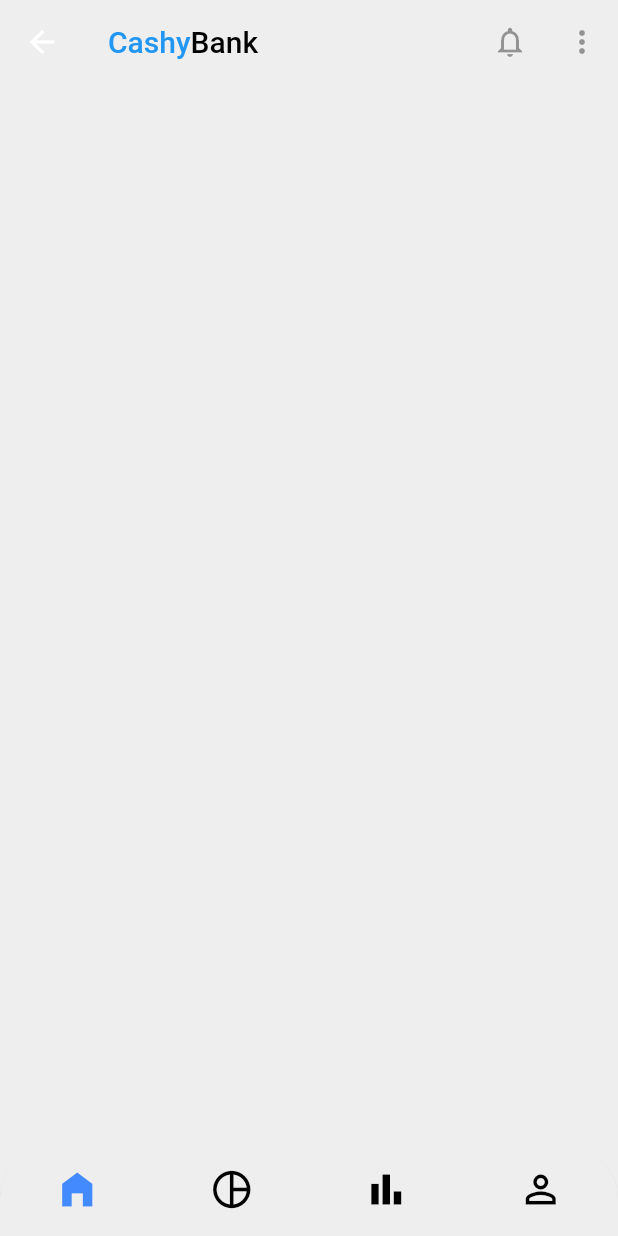
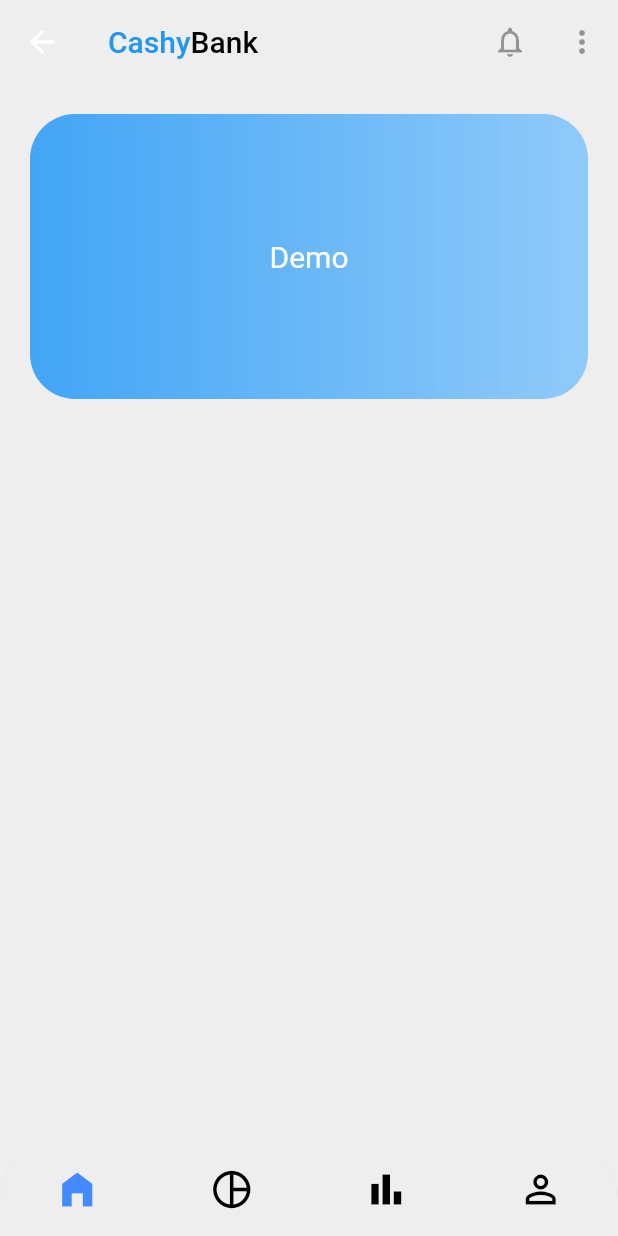
Before and after one commit to rajbahakdanyu/demo_flutter, a Flutter app: the LandingPage screen opened by its route, on a phone screen of 412 x 824 dp. Run offline on Flutter 3.47's test engine with Material 2 defaults, Android fonts, the phone set to English and light mode, and no system bars; drawn by our look-alikes of styled_text; our stand-ins replace smooth_page_indicator; network calls fail.

Commit message:
Added demo card to landing page

```diff
--- a/lib/screens/landing.dart
+++ b/lib/screens/landing.dart
@@ -1,3 +1,4 @@
+import 'package:demo/components/demo_card.dart';
 import 'package:demo/components/top_nav.dart';
 import 'package:flutter/material.dart';
 
@@ -24,7 +25,9 @@ class _LandingPageState extends State<LandingPage> {
       ),
       body: Column(
         crossAxisAlignment: CrossAxisAlignment.center,
-        children: [],
+        children: [
+          DemoCard(),
+        ],
       ),
       bottomNavigationBar: ClipRRect(
         borderRadius: BorderRadius.only(
```
